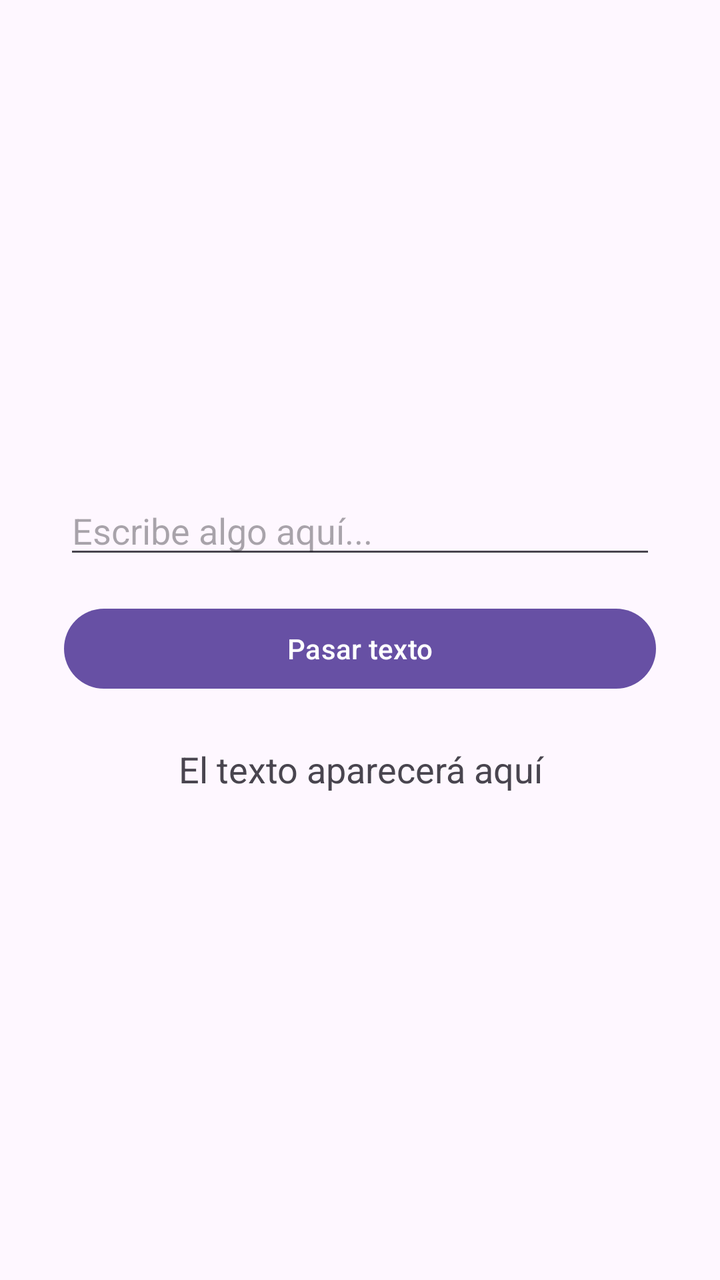
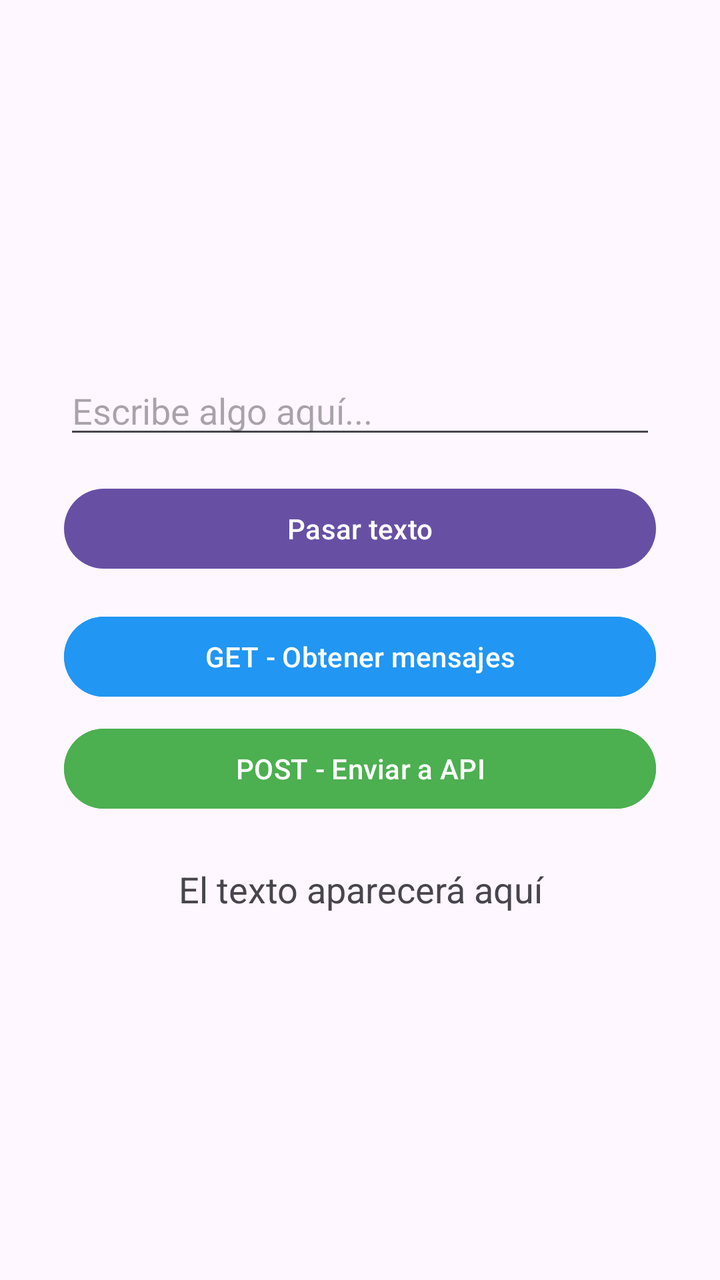

Screens rendered from an Android XML layout before and after an edit, with the pre-edit source and the edit as a unified diff.
<!-- AndroidManifest.xml: application theme Theme.TareaApp -->
<!-- res/layout/activity_main.xml -->
<?xml version="1.0" encoding="utf-8"?>
<LinearLayout xmlns:android="http://schemas.android.com/apk/res/android"
    android:layout_width="match_parent"
    android:layout_height="match_parent"
    android:orientation="vertical"
    android:padding="32dp"
    android:gravity="center">

    
    <EditText
        android:id="@+id/cajaTexto"
        android:layout_width="match_parent"
        android:layout_height="wrap_content"
        android:hint="Escribe algo aquí..." />

    
    <Button
        android:id="@+id/botonPasar"
        android:layout_width="match_parent"
        android:layout_height="wrap_content"
        android:text="Pasar texto"
        android:layout_marginTop="16dp"/>

    
    <TextView
        android:id="@+id/miLabel"
        android:layout_width="match_parent"
        android:layout_height="wrap_content"
        android:text="El texto aparecerá aquí"
        android:textSize="18sp"
        android:layout_marginTop="24dp"
        android:gravity="center"/>

</LinearLayout>
<!-- resources referenced by this layout -->
<resources>
  <style name="Theme.TareaApp" parent="Base.Theme.TareaApp" />
  <style name="Base.Theme.TareaApp" parent="Theme.Material3.DayNight.NoActionBar">
          
          
      </style>
</resources>

<!-- the commit's change to res/layout/activity_main.xml (unified diff, before → after) -->
@@ -22,6 +22,24 @@
         android:layout_marginTop="16dp"/>
 
     
+    <Button
+        android:id="@+id/botonGet"
+        android:layout_width="match_parent"
+        android:layout_height="wrap_content"
+        android:text="GET - Obtener mensajes"
+        android:layout_marginTop="16dp"
+        android:backgroundTint="#2196F3"/>
+
+    
+    <Button
+        android:id="@+id/botonPost"
+        android:layout_width="match_parent"
+        android:layout_height="wrap_content"
+        android:text="POST - Enviar a API"
+        android:layout_marginTop="8dp"
+        android:backgroundTint="#4CAF50"/>
+
+    
     <TextView
         android:id="@+id/miLabel"
         android:layout_width="match_parent"
